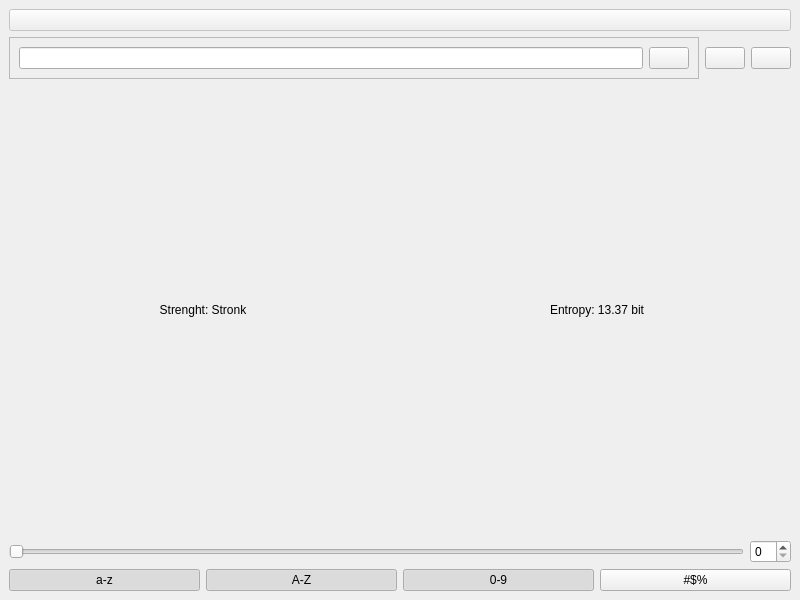
This is main.ui in ajax3101/pass_gen as Qt 5 draws it before an edit. The edited form follows.
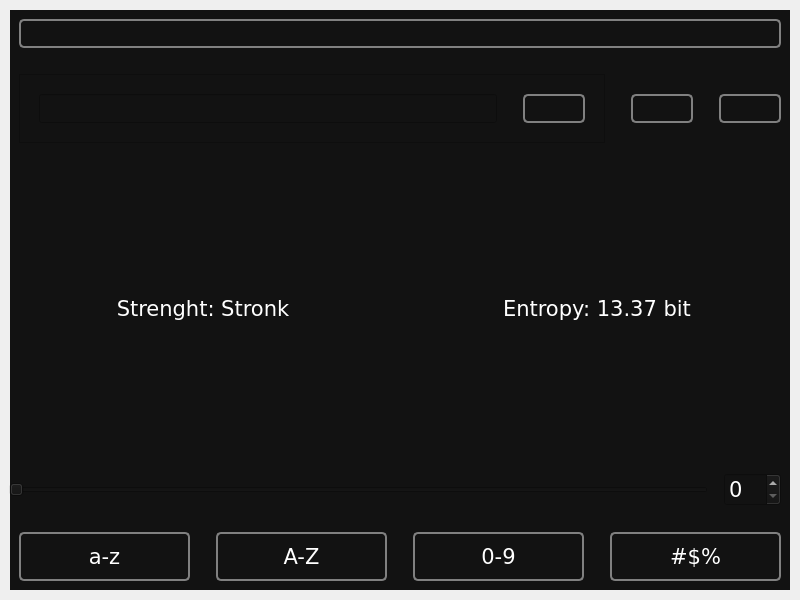
This is the edited form. Icons and pictures are not drawn.

Commit message: create css to main form

Patch:
```diff
--- a/main.ui
+++ b/main.ui
@@ -14,6 +14,36 @@
    <string>MainWindow</string>
   </property>
   <widget class="QWidget" name="centralwidget">
+   <property name="styleSheet">
+    <string notr="true">QWidget {
+    background-color: #121212;
+    color: white;
+    font-family: Verdana;
+    font-size: 16pt;
+    margin: 10px;
+}
+
+QPushButton {
+    border: 2px solid gray;
+    border-radius: 5px;
+}
+
+QPushButton#btn_lower,
+#btn_upper,
+#btn_digits,
+#btn_special {
+    padding: 10px;
+}
+
+QPushButton:hover {
+    border-color: #090;
+}
+
+QPushButton:pressed {
+    border: 4px solid #090;
+    border-radius: 5px;
+}</string>
+   </property>
    <layout class="QVBoxLayout" name="verticalLayout">
     <item>
      <widget class="QPushButton" name="icon_lock">
```
The commit also changes 2 other files.
